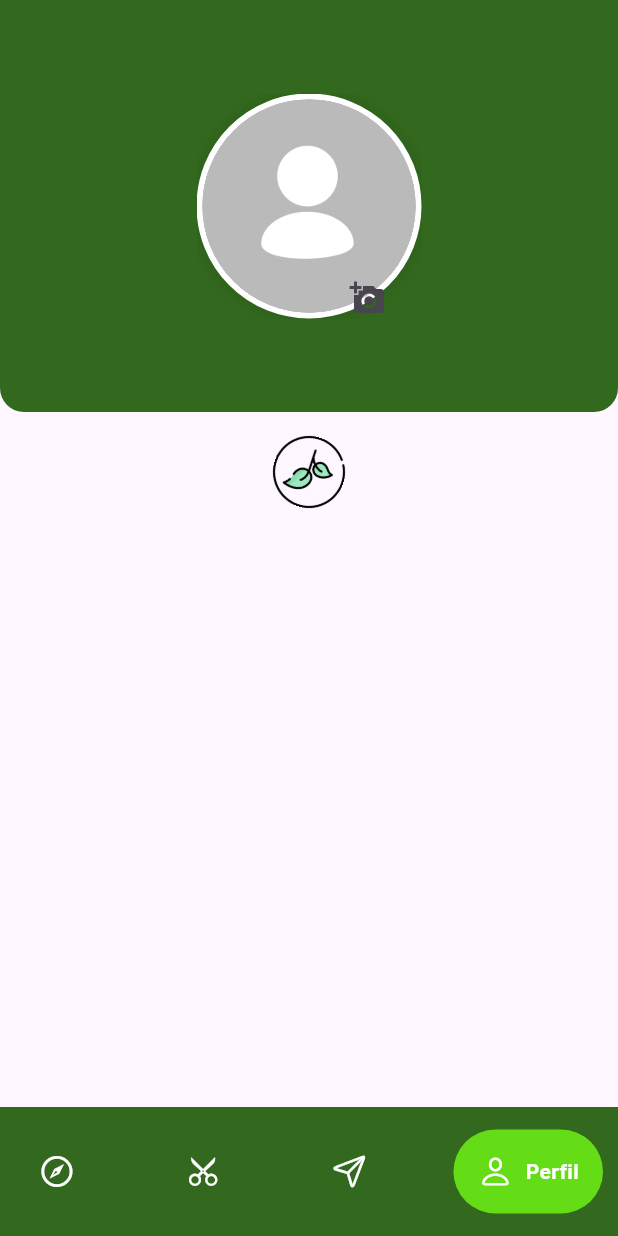
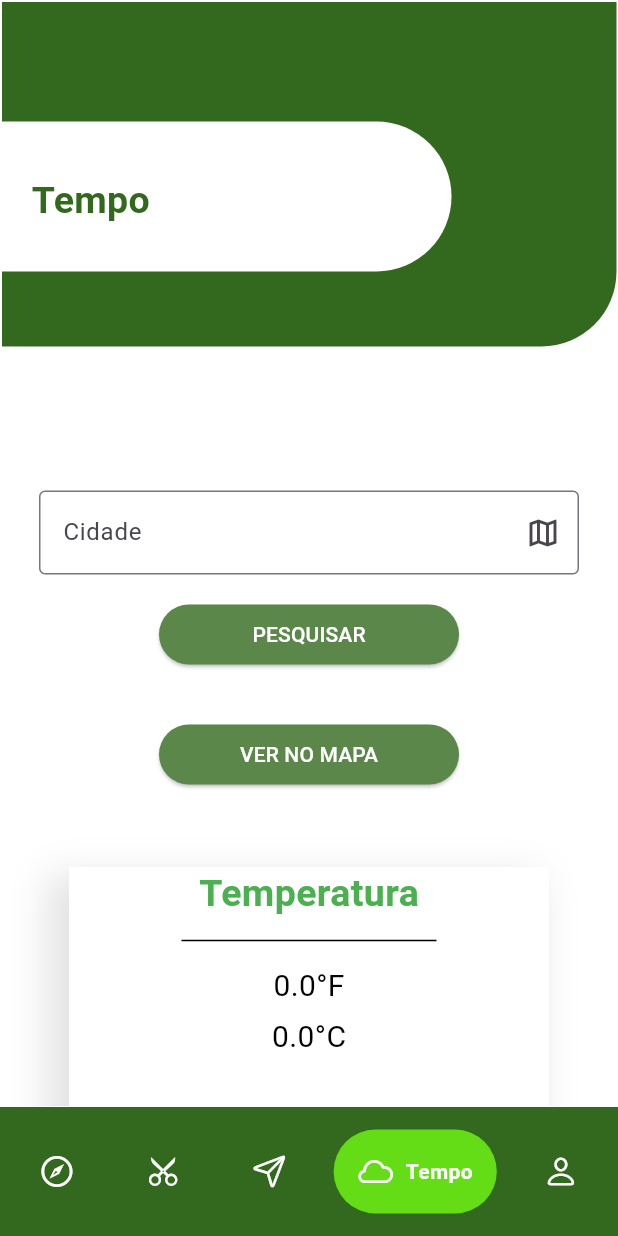
Before and after one commit to CayoHenrique250/PMobile, a Flutter app: the TelaPrincipal screen opened directly, item 4 of the bottom bar chosen, on a phone screen of 412 x 824 dp. Run offline on Flutter 3.47's test engine with Material 3 defaults, Android fonts, the phone set to English and light mode, and no system bars; drawn by our look-alikes of google_nav_bar; our stand-ins replace flutter_bloc, geocoding, google_maps_flutter, image_picker, shared_preferences, sqflite and 1 more; accounts and stored records are empty.

Commit message:
mudanças

```diff
--- a/lib/db/TutoriaisDao.dart
+++ b/lib/db/TutoriaisDao.dart
@@ -1,5 +1,5 @@
 import 'package:projeto/db/DBHelper.dart';
-import 'package:projeto/domain/Tutoriais.dart';
+import 'package:projeto/domain/tutoriais.dart';
 import 'package:sqflite/sqflite.dart';
 
 class TutoriaisDao {
--- /dev/null
+++ b/lib/domain/weather.dart
@@ -0,0 +1,22 @@
+class Weather{
+  final double temperature_c;
+  final double temperature_f;
+  final String region;
+  final String name;
+
+  Weather({
+    this.temperature_c = 0,
+    this.temperature_f = 0,
+    this.region = "",
+    this.name = "",
+  });
+
+  factory Weather.fromJson(Map<String, dynamic> json){
+    return Weather(
+      temperature_c: json['current']['temp_c'],
+      temperature_f: json['current']['temp_f'],
+      region: json['location']['region'],
+      name: json['location']['name'],
+    );
+  }
+}
--- a/lib/telas/TelaLogin.dart
+++ b/lib/telas/TelaLogin.dart
@@ -1,6 +1,7 @@
 import 'package:flutter/cupertino.dart';
 import 'package:flutter/material.dart';
 import 'package:projeto/db/PerfilDao.dart';
+import 'package:projeto/db/Shared_Preferences.dart';
 import 'package:projeto/telas/TelaPrincipal.dart';
 import 'package:projeto/widgets/ContainerTopo.dart';
 import 'TelaCadastrar.dart';
@@ -135,6 +136,8 @@ class _TelaLoginState extends State<TelaLogin> {
     bool result = await UserDao().autenticar(user: email, password: password);
     if (result) {
       PerfilDao.email = email;
+      Preferences().setUser(true);
+      Preferences().setUserEmail(email);
 
       Navigator.pushReplacement(
         context,
--- a/lib/telas/TelaTutoriais.dart
+++ b/lib/telas/TelaTutoriais.dart
@@ -1,6 +1,6 @@
 import 'package:flutter/material.dart';
 import 'package:projeto/db/TutoriaisDao.dart';
-import 'package:projeto/domain/Tutoriais.dart';
+import 'package:projeto/domain/tutoriais.dart';
 import 'package:projeto/widgets/CardTutoriais.dart';
 import 'package:projeto/widgets/ContainerTopo.dart';
 import 'package:projeto/widgets/CircularProgress.dart';
--- /dev/null
+++ b/lib/telas/TelaWeather.dart
@@ -0,0 +1,193 @@
+import 'package:flutter/material.dart';
+import 'package:projeto/db/weather_api.dart';
+import 'package:projeto/domain/weather.dart';
+import 'package:projeto/widgets/ContainerTopo.dart';
+import 'package:projeto/telas/map_Page.dart';
+import 'package:geocoding/geocoding.dart';
+import 'package:google_maps_flutter/google_maps_flutter.dart';
+
+class TelaWeather extends StatefulWidget {
+  const TelaWeather({Key? key}) : super(key: key);
+
+  @override
+  State<TelaWeather> createState() => _TelaWeatherState();
+}
+
+class _TelaWeatherState extends State<TelaWeather> {
+  TextEditingController qController = TextEditingController();
+  String q = "";
+  WeatherService weatherService = WeatherService();
+  Weather weather = Weather();
+  String region = "";
+  String name = "";
+  double tempC = 0;
+  double tempF = 0;
+  @override
+  Widget build(BuildContext context) {
+    return SafeArea(
+      child: Scaffold(
+        backgroundColor: Colors.white,
+        body: Padding(
+          padding: const EdgeInsets.all(1),
+          child: ListView(children: [
+            const ContainerTopo(
+              titulo: "Tempo",
+              heightGreen: 230,
+              topWhite: 80,
+              heightWhite: 100,
+              widthWhite: 300,
+              textLeft: 20,
+              textTop: 115,
+              fontSize: 25,
+            ),
+            const SizedBox(
+              height: 16,
+            ),
+           Container(
+              padding: EdgeInsets.only(left: 25, right: 25, top: 80),
+              child: Column(
+                crossAxisAlignment: CrossAxisAlignment.stretch,
+                mainAxisAlignment: MainAxisAlignment.center,
+                children: <Widget>[
+                  TextField(
+                    controller: qController,
+                    onChanged: (Text) {
+                      q = Text;
+                    },
+                    keyboardType: TextInputType.name,
+                    decoration: const InputDecoration(
+                      labelText: ('Cidade'),
+                      suffixIcon: Icon(Icons.map_outlined),
+                      border: OutlineInputBorder(),
+                    ),
+                  ),
+               Center(
+                    child: Container(
+                      margin: const EdgeInsets.all(20.0),
+                      width: 200.0,
+                      height: 40.0,
+                      child: ElevatedButton(
+                          style: ElevatedButton.styleFrom(
+                            backgroundColor: Color(0xFF5b874b),
+                            shape: RoundedRectangleBorder(
+                              borderRadius: BorderRadius.circular(20),
+                            ),
+                          ),
+                          onPressed: () {
+                            onPressed();
+                          },
+                          child: Text(
+                            'PESQUISAR',
+                            style: TextStyle(color: Colors.white),
+                          )),
+                    ),
+                ),
+                Center(
+                    child: Container(
+                      margin: const EdgeInsets.all(20.0),
+                      width: 200.0,
+                      height: 40.0,
+                      child: ElevatedButton(
+                          style: ElevatedButton.styleFrom(
+                            backgroundColor: Color(0xFF5b874b),
+                            shape: RoundedRectangleBorder(
+                              borderRadius: BorderRadius.circular(20),
+                            ),
+                          ),
+                          onPressed: () {
+                            onPressedMapa();
+                          },
+                          child: Text(
+                            'VER NO MAPA',
+                            style: TextStyle(color: Colors.white),
+                          )),
+                    ),
+                ),
+                Center(
+                  child: Container(
+                    height: 270,
+                    child: Stack(
+                      children: [
+                        Positioned(
+                            top: 35,
+                            left: 20,
+                            right: 20,
+                            child: Material(
+                              child: Container(
+                                height: 200,
+                                width: 350,
+                                decoration: BoxDecoration(
+                                  color: Colors.white,
+                                  borderRadius: BorderRadius.circular(0.0),
+                                  boxShadow: [
+                                    new BoxShadow(
+                                      color: Colors.grey.withOpacity(0.3),
+                                      spreadRadius: 4,
+                                      blurRadius: 20,
+                                      offset: Offset(-10, 10),
+                                    ),
+                                  ],
+                                ),
+                              ),
+                            )),
+
+                        Center(
+                          child: Positioned(
+                          top: 40,
+                          left: 200,
+                          child: Container(
+                            height: 200,
+                            width: 170,
+                            child: Column(
+                              crossAxisAlignment: CrossAxisAlignment.center,
+                              children: [
+                                Text("Temperatura",
+                                    style: TextStyle(
+                                        fontSize: 25,
+                                        fontWeight: FontWeight.bold,
+                                        color:
+                                            Colors.green)),
+                                SizedBox(height: 5),
+                                Divider(color: Colors.black),
+                                SizedBox(height: 8),
+                                Text(tempF.toString() + "°F", style: TextStyle(fontSize: 20, color: Colors.black),),
+                                SizedBox(height: 5),
+                                Text(tempC.toString() + "°C", style: TextStyle(fontSize: 20, color: Colors.black),),
+                                SizedBox(height: 5),
+                                Text(name, style: TextStyle(fontSize: 20, color: Colors.black),),
+                                Text(region, style: TextStyle(fontSize: 15, color: Colors.black),),
+                              ],
+                            ),
+                          ),
+                        )),
+                      ],)))]))]))));
+  }
+
+
+   Future<void> onPressed() async {
+            String q = qController.text;
+            weather = await weatherService.getWeatherData(q);
+            setState(() {
+              name = weather.name;
+              region = weather.region;
+              tempF = weather.temperature_f;
+              tempC = weather.temperature_c;
+            });
+
+  }
+
+  Future<void> onPressedMapa() async {
+    String q = qController.text;
+    List<Location> locations = await locationFromAddress(q);
+    LatLng latLng = LatLng(locations[0].latitude, locations[0].longitude);
+
+    Navigator.push(
+      context,
+      MaterialPageRoute(
+        builder: (context) {
+          return MapPage(latLng: latLng);
+        },
+      ),
+    );
+  }
+}
--- a/lib/telas/telaPrincipal.dart
+++ b/lib/telas/telaPrincipal.dart
@@ -2,6 +2,7 @@ import 'package:flutter/cupertino.dart';
 import 'package:flutter/material.dart';
 import 'package:projeto/telas/TelaPerfil.dart';
 import 'package:projeto/telas/TelaPortal.dart';
+import 'package:projeto/telas/TelaWeather.dart';
 import 'package:projeto/telas/TelaSobre.dart';
 import 'package:projeto/telas/TelaTutoriais.dart';
 import 'package:google_nav_bar/google_nav_bar.dart';
@@ -19,6 +20,7 @@ class _TelaPrincipalState extends State<TelaPrincipal> {
     TelaSobre(),
     TelaTutoriais(),
     TelaPortal(),
+    TelaWeather(),
     TelaPerfil(),
   ];
 
@@ -47,6 +49,7 @@ class _TelaPrincipalState extends State<TelaPrincipal> {
               GButton(icon: CupertinoIcons.compass, text: 'Sobre'),
               GButton(icon: CupertinoIcons.scissors_alt, text: 'Tutoriais'),
               GButton(icon: CupertinoIcons.paperplane, text: 'Portal'),
+              GButton(icon: CupertinoIcons.cloud, text: 'Tempo'),
               GButton(icon: CupertinoIcons.person, text: 'Perfil'),
             ],
           ),
--- a/lib/widgets/ContainerPortal.dart
+++ b/lib/widgets/ContainerPortal.dart
@@ -11,10 +11,10 @@ class ContainerPortal extends StatelessWidget {
   }) : super(key: key);
 
   Future<void> _launchUrl() async {
-    if (await canLaunch(portal.url)) {
-      await launch(portal.url);
+    if (await canLaunchUrl(Uri.parse(portal.url))) {
+      await launchUrl(Uri.parse(portal.url));
     } else {
-      throw Exception('Could not launch $portal.url');
+      throw 'Could not launch';
     }
   }
 
--- a/pubspec.yaml
+++ b/pubspec.yaml
@@ -40,6 +40,11 @@ dependencies:
   path:
   image_picker: ^1.0.4
   path_provider: ^2.1.1
+  google_maps_flutter: ^2.5.0
+  geocoding:
+  http:
+  shared_preferences: ^2.2.2
+  flutter_bloc: ^8.1.3
 
 dev_dependencies:
   flutter_test:
```
Also changed, not shown: lib/Main.dart (+10 -2 lines), lib/bloc/favoritos_cubit.dart (added, +20 -0 lines), lib/db/Shared_Preferences.dart (added, +35 -0 lines), lib/db/weather_api.dart (added, +21 -0 lines), lib/telas/Splash.dart (added, +60 -0 lines), lib/telas/TelaFavoritos.dart (added, +90 -0 lines), lib/telas/TelaLocalizacao.dart (added, +38 -0 lines), lib/telas/TelaPerfil.dart (+30 -10 lines), lib/telas/map_Page.dart (added, +39 -0 lines), lib/widgets/CardPerfil.dart (+47 -3 lines), lib/widgets/CardTutoriais.dart (+40 -7 lines), assets/imagens/applogo.png (added), pubspec.lock, 3 other files.
